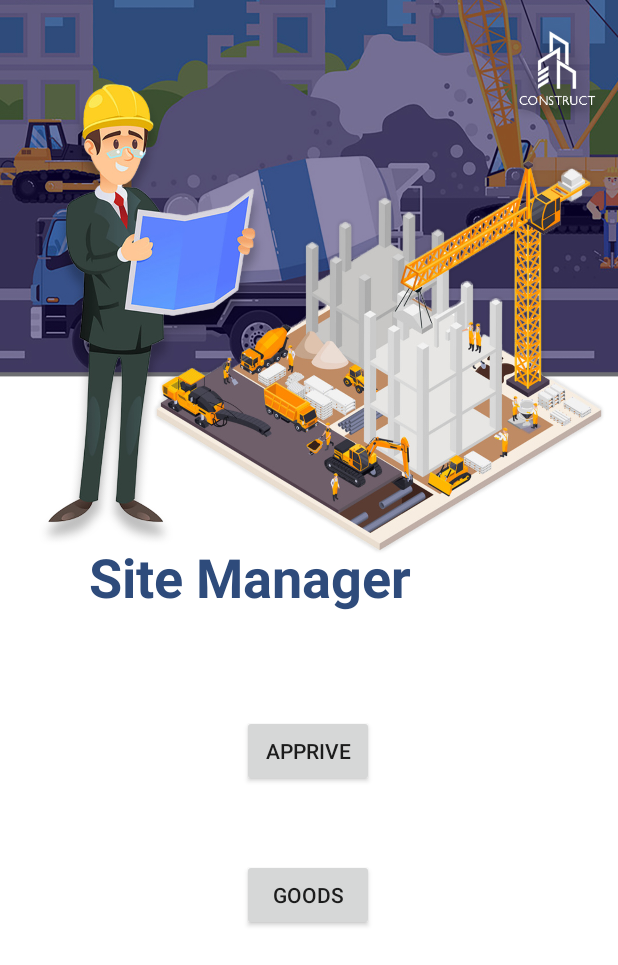
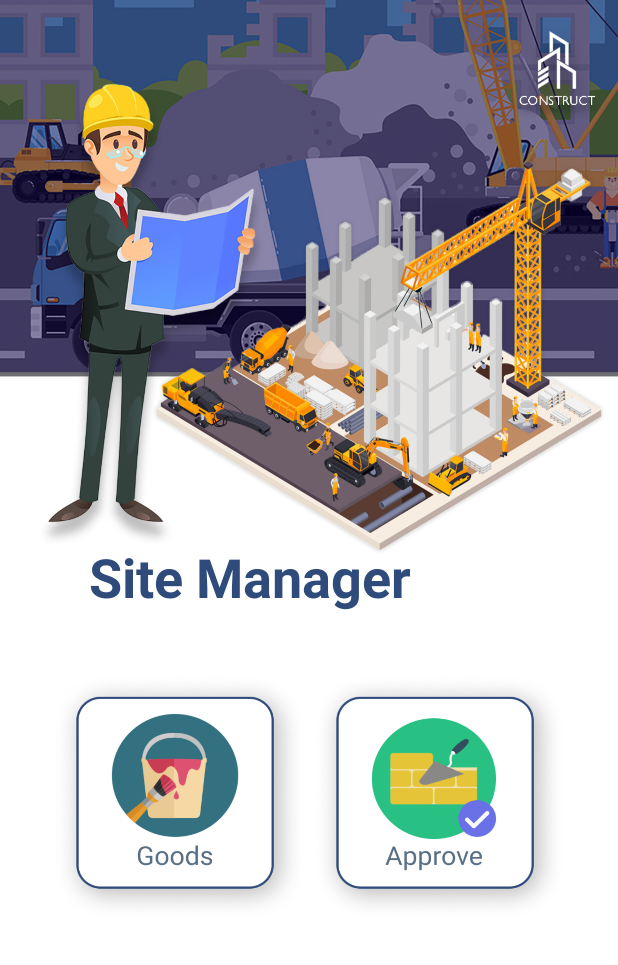
Before and after one commit to ravindukariyapperuma/Construction-Mobile-App, an Android app: the SiteManagerDashboard screen opened directly, with no data from a screen before it, on a phone screen of 412 x 824 dp. Shown: the top 965 px of the screen. Run offline under Robolectric (Android 15) with nearby library versions, the phone set to English and light mode, and no system bars.

Commit message:
'dashbords-icons'

```diff
--- a/app/src/main/java/com/example/requisitionandapproval/EmployeeDashboard.java
+++ b/app/src/main/java/com/example/requisitionandapproval/EmployeeDashboard.java
@@ -7,9 +7,10 @@ import android.content.Intent;
 import android.os.Bundle;
 import android.view.View;
 import android.widget.Button;
+import android.widget.ImageButton;
 
 public class EmployeeDashboard extends AppCompatActivity {
-Button addItem;
+ImageButton addItem;
 Context context = this;
     @Override
     protected void onCreate(Bundle savedInstanceState) {
--- a/app/src/main/java/com/example/requisitionandapproval/ManagerDashBoard.java
+++ b/app/src/main/java/com/example/requisitionandapproval/ManagerDashBoard.java
@@ -6,12 +6,13 @@ import android.content.Intent;
 import android.os.Bundle;
 import android.view.View;
 import android.widget.Button;
+import android.widget.ImageButton;
 
 import com.example.requisitionandapproval.MainClasses.Managers.ManagerApprove;
 
 public class ManagerDashBoard extends AppCompatActivity {
 
-        Button Goods ;
+        ImageButton Goods ;
     @Override
     protected void onCreate(Bundle savedInstanceState) {
         super.onCreate(savedInstanceState);
--- a/app/src/main/java/com/example/requisitionandapproval/SiteManagerDashboard.java
+++ b/app/src/main/java/com/example/requisitionandapproval/SiteManagerDashboard.java
@@ -6,12 +6,13 @@ import android.content.Intent;
 import android.os.Bundle;
 import android.view.View;
 import android.widget.Button;
+import android.widget.ImageButton;
 
 import com.example.requisitionandapproval.MainClasses.SiteManager.Approve_Requisition;
 import com.example.requisitionandapproval.MainClasses.SiteManager.goods_receipt;
 
 public class SiteManagerDashboard extends AppCompatActivity {
-    Button approve,goods;
+    ImageButton approve,goods;
     @Override
     protected void onCreate(Bundle savedInstanceState) {
         super.onCreate(savedInstanceState);
--- a/app/src/main/res/layout/activity_site_manager_dashboard.xml
+++ b/app/src/main/res/layout/activity_site_manager_dashboard.xml
@@ -4,6 +4,7 @@
     android:layout_width="match_parent"
     android:layout_height="wrap_content"
     xmlns:android="http://schemas.android.com/apk/res/android">
+
     <androidx.constraintlayout.widget.ConstraintLayout
         android:layout_width="match_parent"
         android:layout_height="match_parent"
@@ -19,6 +20,30 @@
             app:layout_constraintStart_toStartOf="parent"
             app:layout_constraintTop_toTopOf="parent" />
 
+        <ImageButton
+            android:id="@+id/approve"
+            android:layout_width="170dp"
+            android:layout_height="165dp"
+            android:layout_marginStart="3dp"
+            android:layout_marginLeft="3dp"
+            android:layout_marginTop="40dp"
+            android:background="@drawable/approve"
+            app:layout_constraintEnd_toStartOf="@+id/imageView6"
+            app:layout_constraintHorizontal_bias="0.5"
+            app:layout_constraintStart_toEndOf="@+id/goods"
+            app:layout_constraintTop_toBottomOf="@+id/textView12" />
+
+        <ImageButton
+            android:id="@+id/goods"
+            android:layout_width="170dp"
+            android:layout_height="165dp"
+            android:layout_marginTop="40dp"
+            android:background="@drawable/goods"
+            app:layout_constraintEnd_toStartOf="@+id/approve"
+            app:layout_constraintHorizontal_bias="0.5"
+            app:layout_constraintStart_toEndOf="@+id/imageView6"
+            app:layout_constraintTop_toBottomOf="@+id/textView12" />
+
         <TextView
             android:id="@+id/textView12"
             android:layout_width="wrap_content"
@@ -33,26 +58,5 @@
             app:layout_constraintStart_toStartOf="parent"
             app:layout_constraintTop_toTopOf="parent" />
 
-    <Button
-        android:id="@+id/approve"
-        android:layout_width="wrap_content"
-        android:layout_height="wrap_content"
-        android:layout_marginTop="68dp"
-        android:text="apprive"
-        app:layout_constraintEnd_toEndOf="parent"
-        app:layout_constraintHorizontal_bias="0.498"
-        app:layout_constraintStart_toStartOf="parent"
-        app:layout_constraintTop_toBottomOf="@+id/textView12" />
-
-    <Button
-        android:id="@+id/goods"
-        android:layout_width="wrap_content"
-        android:layout_height="wrap_content"
-        android:layout_marginTop="48dp"
-        android:text="goods"
-        app:layout_constraintEnd_toEndOf="parent"
-        app:layout_constraintHorizontal_bias="0.498"
-        app:layout_constraintStart_toStartOf="parent"
-        app:layout_constraintTop_toBottomOf="@+id/approve" />
     </androidx.constraintlayout.widget.ConstraintLayout>
 </ScrollView>
```
Also changed, not shown: app/src/main/res/layout/activity_employee_dashboard.xml (+6 -8 lines), app/src/main/res/layout/activity_manager_dash_board.xml (+10 -10 lines), app/src/main/res/layout/activity_supplier_dashboard.xml (+10 -11 lines), app/src/main/res/drawable-v24/additem.png (added), app/src/main/res/drawable-v24/additem1.png (added), app/src/main/res/drawable-v24/approve.png (added), app/src/main/res/drawable-v24/goods.png (added), app/src/main/res/drawable-v24/resipt.png (added), app/src/main/res/drawable-v24/supitems.png (added). Lines whose indentation alone changed are shown as unchanged.
